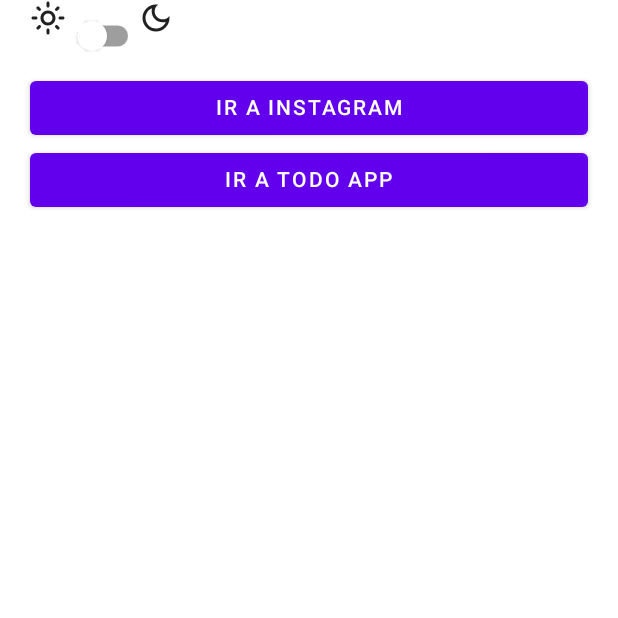
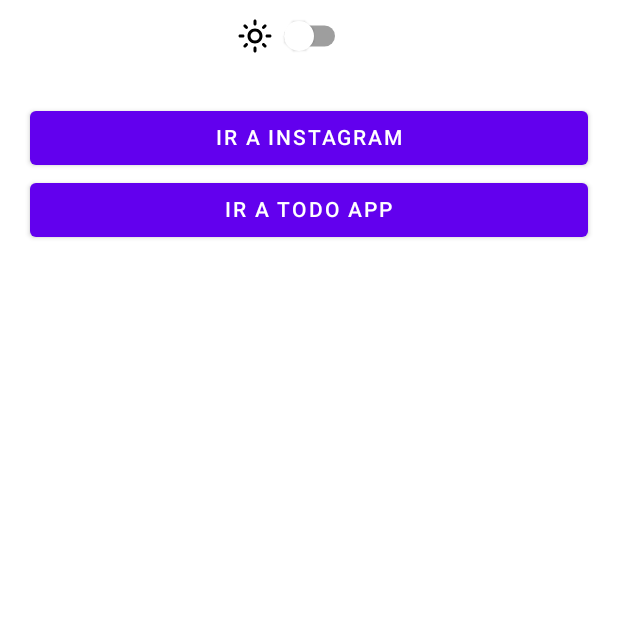
Before and after one commit to Mahiler0105/MiscellaneousAppCompose, an Android app built with Jetpack Compose: the composable AppsScreen shown on its own in the app's theme, on a phone screen of 412 x 824 dp, the top half of it. Run offline under Robolectric (Android 15) with nearby library versions, the phone set to English and light mode, and no system bars; our stand-ins replace Dagger/Hilt's generated code.

Commit message:
feat: update dark theme mode

```diff
--- a/app/src/main/java/com/example/miscellaneousapp/features/apps/ui/AppsScreen.kt
+++ b/app/src/main/java/com/example/miscellaneousapp/features/apps/ui/AppsScreen.kt
@@ -1,13 +1,12 @@
 package com.example.miscellaneousapp.features.apps.ui
 
 import androidx.compose.foundation.layout.*
-import androidx.compose.material.Button
-import androidx.compose.material.Icon
-import androidx.compose.material.Switch
-import androidx.compose.material.Text
+import androidx.compose.material.*
 import androidx.compose.material.icons.Icons
-import androidx.compose.material.icons.outlined.*
+import androidx.compose.material.icons.outlined.DarkMode
+import androidx.compose.material.icons.outlined.LightMode
 import androidx.compose.runtime.Composable
+import androidx.compose.ui.Alignment
 import androidx.compose.ui.Modifier
 import androidx.compose.ui.unit.dp
 import androidx.hilt.navigation.compose.hiltViewModel
@@ -17,18 +16,35 @@
     isDarkTheme: Boolean,
     onChangeTheme: () -> Unit,
     appsViewModel: AppsViewModel = hiltViewModel(),
-){
-    Column(modifier = Modifier
-        .fillMaxSize()
-        .padding(horizontal = 20.dp)){
-        Row() {
-            Icon(Icons.Outlined.LightMode, contentDescription = "light_mode")
-            Switch(checked = isDarkTheme, onCheckedChange = {
-                onChangeTheme()
-            })
-            Icon(Icons.Outlined.DarkMode, contentDescription = "dark_mode")
+) {
+    Column(
+        modifier = Modifier
+            .fillMaxSize()
+            .padding(horizontal = 20.dp)
+    ) {
+        Box(
+            modifier = Modifier
+                .fillMaxWidth(),
+            contentAlignment = Alignment.Center
+        ) {
+            Row(
+                verticalAlignment = Alignment.CenterVertically,
+            ) {
+                Icon(
+                    Icons.Outlined.LightMode,
+                    contentDescription = "light_mode",
+                    tint = if (!isDarkTheme) MaterialTheme.colors.onBackground else MaterialTheme.colors.background
+                )
+                Switch(checked = isDarkTheme, onCheckedChange = {
+                    onChangeTheme()
+                })
+                Icon(
+                    Icons.Outlined.DarkMode, contentDescription = "dark_mode",
+                    tint = if (isDarkTheme) MaterialTheme.colors.onBackground else MaterialTheme.colors.background
+                )
+            }
         }
-
+        Spacer(modifier = Modifier.size(20.dp))
         Button(onClick = { appsViewModel.onNavigateToInstagram() }, Modifier.fillMaxWidth()) {
             Text(text = "IR A INSTAGRAM")
         }
```
